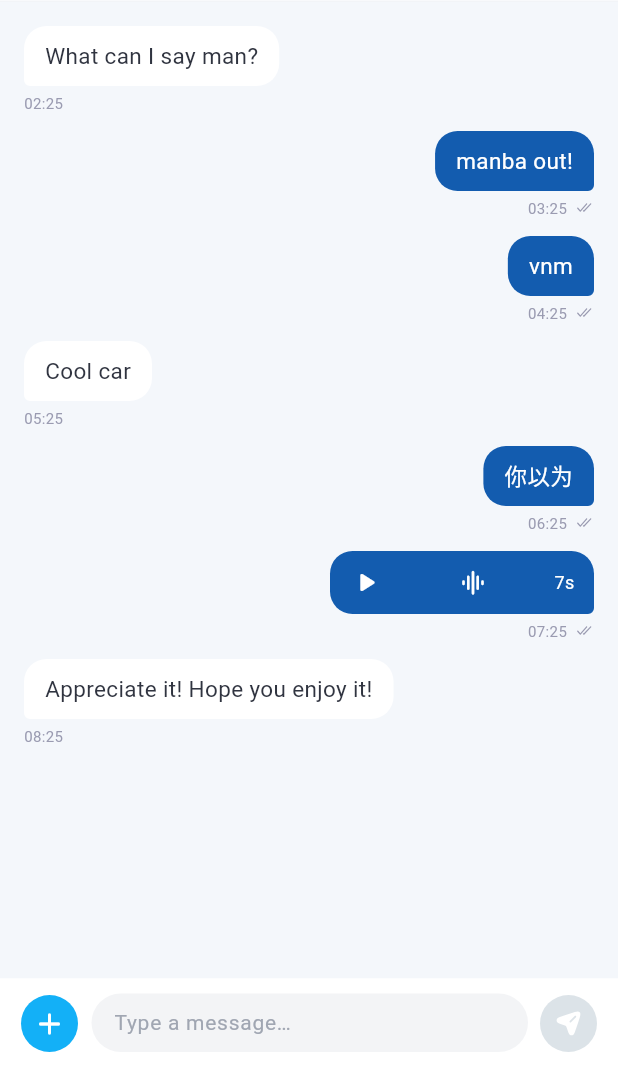
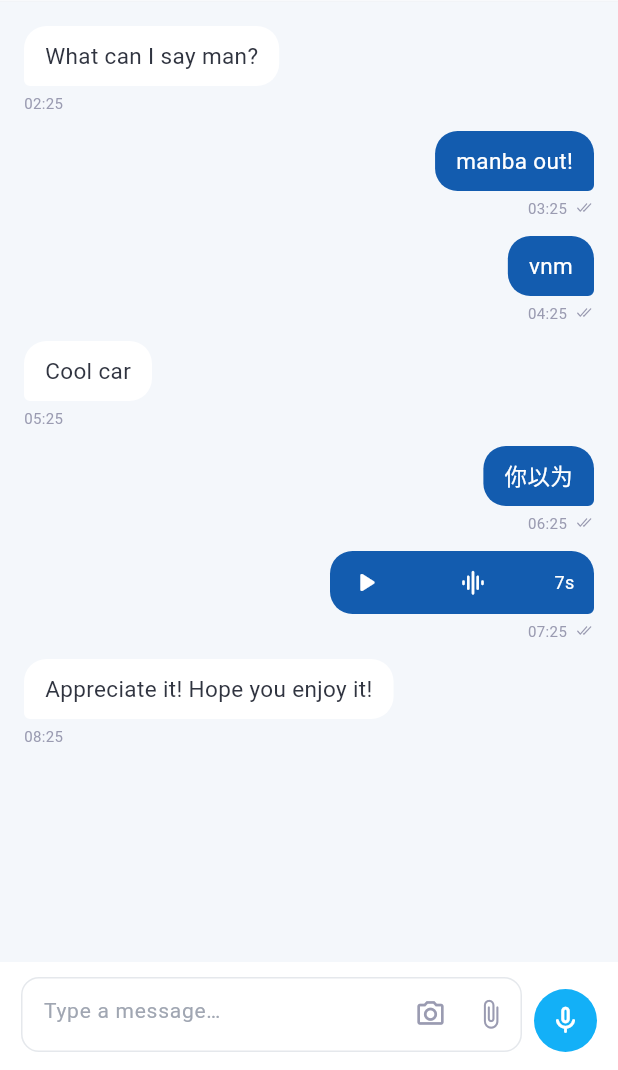
Before and after one commit to liejinxin1/flutter-im-app, a Flutter app: the ConversationScreen screen opened directly, on a phone screen of 412 x 824 dp, the part 166-1236 px from its top. Run offline on Flutter 3.47's test engine with Material 3 defaults, Android fonts, the phone set to English and light mode, and no system bars; our stand-ins replace audioplayers, flutter_svg, go_router, image_picker, shared_preferences, sqflite; missing offline and left inert: agora_chat_sdk, record; accounts and stored records are empty.

Commit message:
feat: account-scoped profiles, remarks, and split composer

```diff
--- a/lib/domain/services/chat_service.dart
+++ b/lib/domain/services/chat_service.dart
@@ -12,6 +12,7 @@ import 'user_directory.dart';
 /// `AppDependencies.create`.
 abstract interface class ChatService implements UserDirectory {
   bool get isSupported;
+  @override
   String? get currentUserId;
 
   Future<String?> restoreSession({
--- a/lib/domain/services/user_directory.dart
+++ b/lib/domain/services/user_directory.dart
@@ -2,5 +2,7 @@ import '../models/user_profile.dart';
 
 /// Read-only user directory used by the profile cache.
 abstract interface class UserDirectory {
+  String? get currentUserId;
+
   Future<Map<String, UserProfile>> loadUserProfiles(List<String> userIds);
 }
--- a/lib/l10n/app_en.arb
+++ b/lib/l10n/app_en.arb
@@ -209,6 +209,12 @@
   "locationUnavailable": "Location messages are not available yet.",
   "documentUnavailable": "File messages are not available yet.",
   "camera": "Camera",
+  "editRemark": "Edit remark",
+  "sendMessage": "Send message",
+  "remarkHint": "Add a remark",
+  "save": "Save",
+  "remarkUpdated": "Remark updated",
+  "holdToTalk": "Hold to talk",
   "gallery": "Gallery",
   "voiceRecording": "Record",
   "stopRecording": "Stop {duration}",
--- a/lib/l10n/app_localizations.dart
+++ b/lib/l10n/app_localizations.dart
@@ -746,6 +746,42 @@ abstract class AppLocalizations {
   /// **'Camera'**
   String get camera;
 
+  /// No description provided for @editRemark.
+  ///
+  /// In en, this message translates to:
+  /// **'Edit remark'**
+  String get editRemark;
+
+  /// No description provided for @sendMessage.
+  ///
+  /// In en, this message translates to:
+  /// **'Send message'**
+  String get sendMessage;
+
+  /// No description provided for @remarkHint.
+  ///
+  /// In en, this message translates to:
+  /// **'Add a remark'**
+  String get remarkHint;
+
+  /// No description provided for @save.
+  ///
+  /// In en, this message translates to:
+  /// **'Save'**
+  String get save;
+
+  /// No description provided for @remarkUpdated.
+  ///
+  /// In en, this message translates to:
+  /// **'Remark updated'**
+  String get remarkUpdated;
+
+  /// No description provided for @holdToTalk.
+  ///
+  /// In en, this message translates to:
+  /// **'Hold to talk'**
+  String get holdToTalk;
+
   /// No description provided for @gallery.
   ///
   /// In en, this message translates to:
--- a/lib/l10n/app_zh.arb
+++ b/lib/l10n/app_zh.arb
@@ -108,6 +108,12 @@
   "locationUnavailable": "位置消息暂未接入",
   "documentUnavailable": "文件消息暂未接入",
   "camera": "拍摄",
+  "editRemark": "修改备注",
+  "sendMessage": "发消息",
+  "remarkHint": "添加备注",
+  "save": "保存",
+  "remarkUpdated": "备注已更新",
+  "holdToTalk": "按住说话",
   "gallery": "相册",
   "voiceRecording": "录音",
   "stopRecording": "停止 {duration}",
--- a/lib/ui/features/conversation/widgets/message_composer.dart
+++ b/lib/ui/features/conversation/widgets/message_composer.dart
@@ -18,6 +18,9 @@ class MessageComposer extends StatelessWidget {
     this.quote,
     this.onCancelQuote,
     this.onQuoteTap,
+    this.isGroup = false,
+    this.onCamera,
+    this.onVoice,
   });
 
   final TextEditingController controller;
@@ -27,6 +30,9 @@ class MessageComposer extends StatelessWidget {
   final ChatMessageQuote? quote;
   final VoidCallback? onCancelQuote;
   final VoidCallback? onQuoteTap;
+  final bool isGroup;
+  final VoidCallback? onCamera;
+  final VoidCallback? onVoice;
 
   @override
   Widget build(BuildContext context) => Container(
@@ -42,6 +48,7 @@ class MessageComposer extends StatelessWidget {
         Row(
           crossAxisAlignment: CrossAxisAlignment.end,
           children: [
+            if (isGroup) ...[
               SizedBox(
                 width: 38,
                 height: 38,
@@ -54,18 +61,24 @@ class MessageComposer extends StatelessWidget {
                     padding: EdgeInsets.zero,
                   ),
                   icon: Icon(
-                  attachmentsExpanded ? Icons.close_rounded : Icons.add_rounded,
+                    attachmentsExpanded
+                        ? Icons.close_rounded
+                        : Icons.add_rounded,
                     size: 24,
                   ),
                 ),
               ),
               const SizedBox(width: 9),
+            ],
             Expanded(
               child: Container(
-                constraints: const BoxConstraints(minHeight: 38),
+                constraints: const BoxConstraints(minHeight: 42),
                 decoration: BoxDecoration(
-                  color: const Color(0xFFF3F4F6),
-                  borderRadius: BorderRadius.circular(20),
+                  color: isGroup ? const Color(0xFFF3F4F6) : Colors.white,
+                  borderRadius: BorderRadius.circular(12),
+                  border: isGroup
+                      ? null
+                      : Border.all(color: const Color(0xFFE5E8EC)),
                 ),
                 child: TextField(
                   controller: controller,
@@ -85,23 +98,65 @@ class MessageComposer extends StatelessWidget {
                       fontSize: 14,
                     ),
                     contentPadding: const EdgeInsets.symmetric(
-                      horizontal: 15,
-                      vertical: 9,
+                      horizontal: 14,
+                      vertical: 11,
                     ),
                     border: InputBorder.none,
                     isDense: true,
+                    suffixIcon: isGroup
+                        ? null
+                        : Row(
+                            mainAxisSize: MainAxisSize.min,
+                            children: [
+                              if (onCamera != null)
+                                IconButton(
+                                  tooltip: context.l10n.camera,
+                                  onPressed: onCamera,
+                                  visualDensity: VisualDensity.compact,
+                                  icon: const Icon(
+                                    Icons.photo_camera_outlined,
+                                    size: 21,
+                                    color: AppColors.mutedText,
+                                  ),
+                                ),
+                              IconButton(
+                                tooltip: context.l10n.addAttachment,
+                                onPressed: onToggleAttachments,
+                                visualDensity: VisualDensity.compact,
+                                icon: Icon(
+                                  attachmentsExpanded
+                                      ? Icons.close_rounded
+                                      : Icons.attach_file_rounded,
+                                  size: 21,
+                                  color: AppColors.mutedText,
+                                ),
+                              ),
+                            ],
+                          ),
                   ),
                 ),
               ),
             ),
             const SizedBox(width: 8),
             SizedBox(
-              width: 38,
-              height: 38,
+              width: 42,
+              height: 42,
               child: ValueListenableBuilder<TextEditingValue>(
                 valueListenable: controller,
                 builder: (context, value, _) {
                   final canSend = value.text.trim().isNotEmpty;
+                  if (!isGroup && !canSend && onVoice != null) {
+                    return IconButton.filled(
+                      tooltip: context.l10n.holdToTalk,
+                      onPressed: onVoice,
+                      style: IconButton.styleFrom(
+                        backgroundColor: AppColors.send,
+                        foregroundColor: Colors.white,
+                        padding: EdgeInsets.zero,
+                      ),
+                      icon: const Icon(Icons.mic_none_rounded, size: 22),
+                    );
+                  }
                   return FilledButton(
                     onPressed: canSend ? onSend : null,
                     style: FilledButton.styleFrom(
@@ -113,7 +168,9 @@ class MessageComposer extends StatelessWidget {
                       shape: const CircleBorder(),
                     ),
                     child: SvgPicture.asset(
-                      'assets/icons/send.svg',
+                      isGroup
+                          ? 'assets/icons/send.svg'
+                          : 'assets/icons/send.svg',
                       width: 19,
                       height: 19,
                       colorFilter: const ColorFilter.mode(
```
Also changed, not shown: lib/data/local/prefs_profile_repository.dart (+10 -4 lines), lib/l10n/app_localizations_en.dart (+18 -0 lines), lib/l10n/app_localizations_zh.dart (+18 -0 lines), lib/previews/app_previews.dart (+16 -0 lines), lib/ui/features/contacts/views/contacts_screen.dart (+65 -3 lines), lib/ui/features/conversation/views/conversation_screen.dart (+14 -0 lines), 6 other files. Lines whose indentation alone changed are shown as unchanged.
